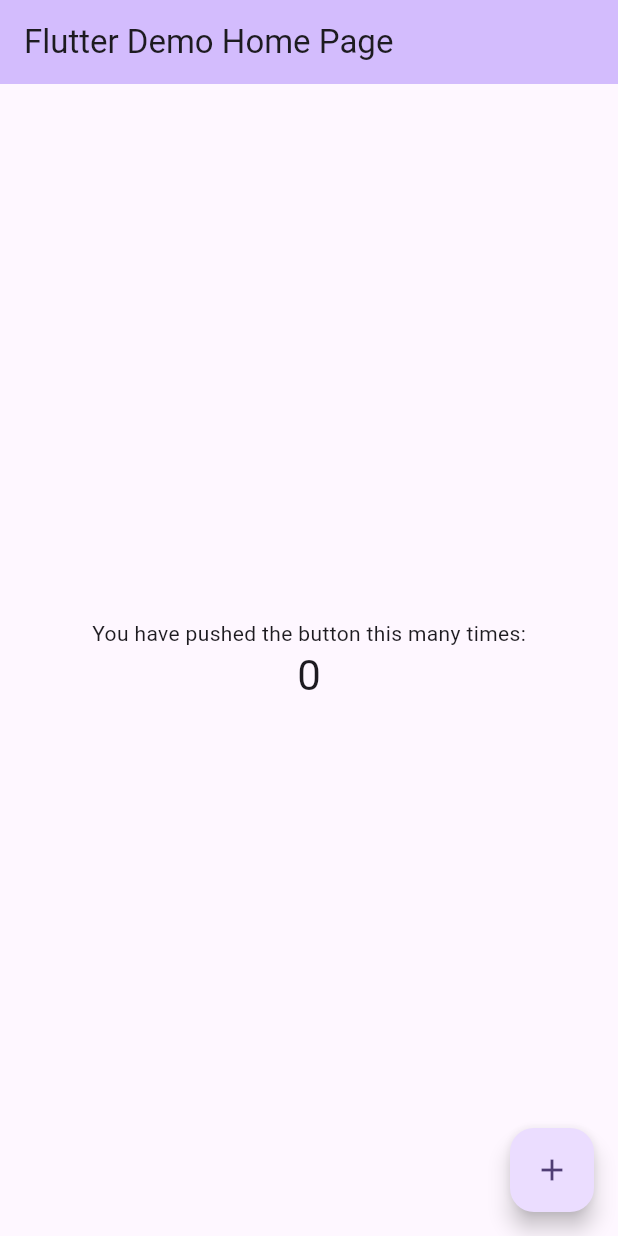
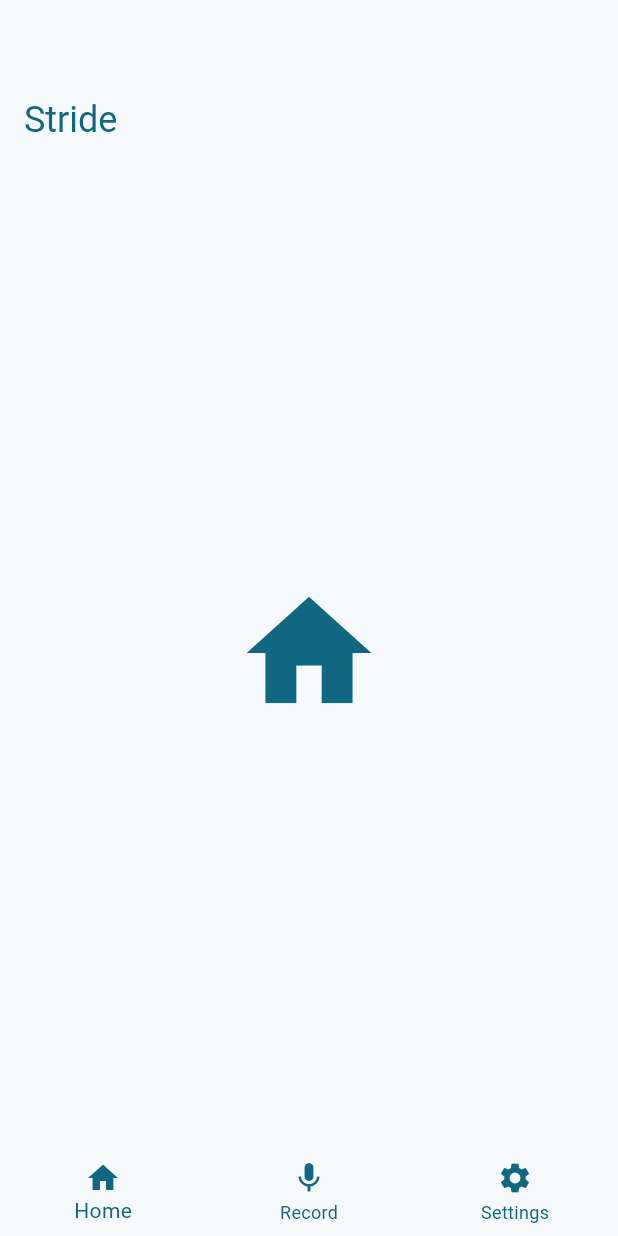
Before and after one commit to Oliver-Form/longview, a Flutter app: the screen it shows after launch, on a phone screen of 412 x 824 dp. Run offline on Flutter 3.47's test engine with Material 3 defaults, Android fonts, the light colour scheme and no system bars; Roboto replaces fonts that are missing (Georgia).

Commit message:
setup menus and icons

```diff
--- a/lib/main.dart
+++ b/lib/main.dart
@@ -13,39 +13,17 @@
     return MaterialApp(
       title: 'Flutter Demo',
       theme: ThemeData(
-        // This is the theme of your application.
-        //
-        // TRY THIS: Try running your application with "flutter run". You'll see
-        // the application has a purple toolbar. Then, without quitting the app,
-        // try changing the seedColor in the colorScheme below to Colors.green
-        // and then invoke "hot reload" (save your changes or press the "hot
-        // reload" button in a Flutter-supported IDE, or press "r" if you used
-        // the command line to start the app).
-        //
-        // Notice that the counter didn't reset back to zero; the application
-        // state is not lost during the reload. To reset the state, use hot
-        // restart instead.
-        //
-        // This works for code too, not just values: Most code changes can be
-        // tested with just a hot reload.
-        colorScheme: ColorScheme.fromSeed(seedColor: Colors.deepPurple),
+
+        fontFamily: 'Georgia',
+        colorScheme: ColorScheme.fromSeed(seedColor: const Color(0xFF19647E)),
       ),
-      home: const MyHomePage(title: 'Flutter Demo Home Page'),
+      home: const MyHomePage(title: 'My run app!'),
     );
   }
 }
 
 class MyHomePage extends StatefulWidget {
   const MyHomePage({super.key, required this.title});
-
-  // This widget is the home page of your application. It is stateful, meaning
-  // that it has a State object (defined below) that contains fields that affect
-  // how it looks.
-
-  // This class is the configuration for the state. It holds the values (in this
-  // case the title) provided by the parent (in this case the App widget) and
-  // used by the build method of the State. Fields in a Widget subclass are
-  // always marked "final".
 
   final String title;
 
@@ -54,69 +32,59 @@
 }
 
 class _MyHomePageState extends State<MyHomePage> {
-  int _counter = 0;
+  int _selectedIndex = 0;
 
-  void _incrementCounter() {
+  static const List<IconData> _iconOptions = <IconData>[
+    Icons.home,
+    Icons.mic,
+    Icons.settings,
+  ];
+
+  void _onItemTapped(int index) {
     setState(() {
-      // This call to setState tells the Flutter framework that something has
-      // changed in this State, which causes it to rerun the build method below
-      // so that the display can reflect the updated values. If we changed
-      // _counter without calling setState(), then the build method would not be
-      // called again, and so nothing would appear to happen.
-      _counter++;
+      _selectedIndex = index;
     });
   }
 
   @override
   Widget build(BuildContext context) {
-    // This method is rerun every time setState is called, for instance as done
-    // by the _incrementCounter method above.
-    //
-    // The Flutter framework has been optimized to make rerunning build methods
-    // fast, so that you can just rebuild anything that needs updating rather
-    // than having to individually change instances of widgets.
     return Scaffold(
-      appBar: AppBar(
-        // TRY THIS: Try changing the color here to a specific color (to
-        // Colors.amber, perhaps?) and trigger a hot reload to see the AppBar
-        // change color while the other colors stay the same.
-        backgroundColor: Theme.of(context).colorScheme.inversePrimary,
-        // Here we take the value from the MyHomePage object that was created by
-        // the App.build method, and use it to set our appbar title.
-        title: Text(widget.title),
+      body: Column(
+        crossAxisAlignment: CrossAxisAlignment.start,
+        children: [
+          Padding(
+            padding: const EdgeInsets.fromLTRB(16, 64, 0, 8),
+            child: Text(
+              'Stride',
+              style: Theme.of(context).textTheme.headlineSmall?.copyWith(
+                color: Theme.of(context).colorScheme.primary,
+              ),
+            ),
+          ),
+          Expanded(
+            child: Center(
+              child: Icon(
+                _iconOptions[_selectedIndex],
+                size: 100,
+                color: Theme.of(context).colorScheme.primary,
+              ),
+            ),
+          ),
+        ],
       ),
-      body: Center(
-        // Center is a layout widget. It takes a single child and positions it
-        // in the middle of the parent.
-        child: Column(
-          // Column is also a layout widget. It takes a list of children and
-          // arranges them vertically. By default, it sizes itself to fit its
-          // children horizontally, and tries to be as tall as its parent.
-          //
-          // Column has various properties to control how it sizes itself and
-          // how it positions its children. Here we use mainAxisAlignment to
-          // center the children vertically; the main axis here is the vertical
-          // axis because Columns are vertical (the cross axis would be
-          // horizontal).
-          //
-          // TRY THIS: Invoke "debug painting" (choose the "Toggle Debug Paint"
-          // action in the IDE, or press "p" in the console), to see the
-          // wireframe for each widget.
-          mainAxisAlignment: MainAxisAlignment.center,
-          children: <Widget>[
-            const Text('You have pushed the button this many times:'),
-            Text(
-              '$_counter',
-              style: Theme.of(context).textTheme.headlineMedium,
-            ),
-          ],
-        ),
+      bottomNavigationBar: BottomNavigationBar(
+        selectedItemColor: Theme.of(context).colorScheme.primary,
+        unselectedItemColor: Theme.of(context).colorScheme.primary,
+        backgroundColor: Theme.of(context).scaffoldBackgroundColor,
+        elevation: 0,
+        items: const <BottomNavigationBarItem>[
+          BottomNavigationBarItem(icon: Icon(Icons.home), label: 'Home'),
+          BottomNavigationBarItem(icon: Icon(Icons.mic), label: 'Record'),
+          BottomNavigationBarItem(icon: Icon(Icons.settings), label: 'Settings'),
+        ],
+        currentIndex: _selectedIndex,
+        onTap: _onItemTapped,
       ),
-      floatingActionButton: FloatingActionButton(
-        onPressed: _incrementCounter,
-        tooltip: 'Increment',
-        child: const Icon(Icons.add),
-      ), // This trailing comma makes auto-formatting nicer for build methods.
     );
   }
 }
```
Also changed, not shown: 1 other file.
